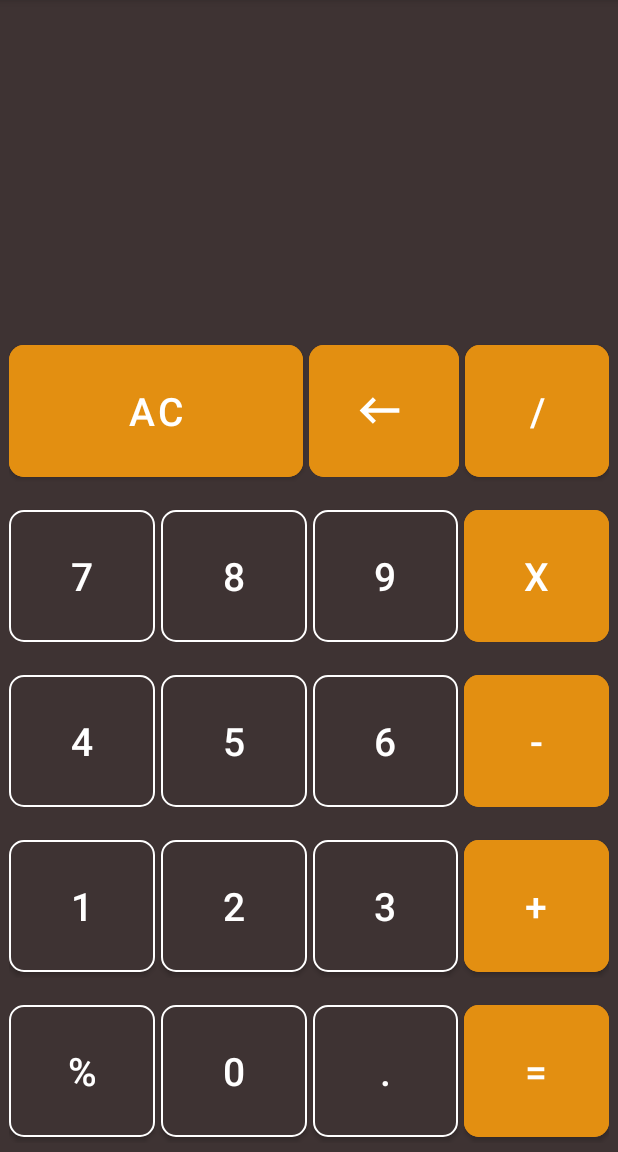
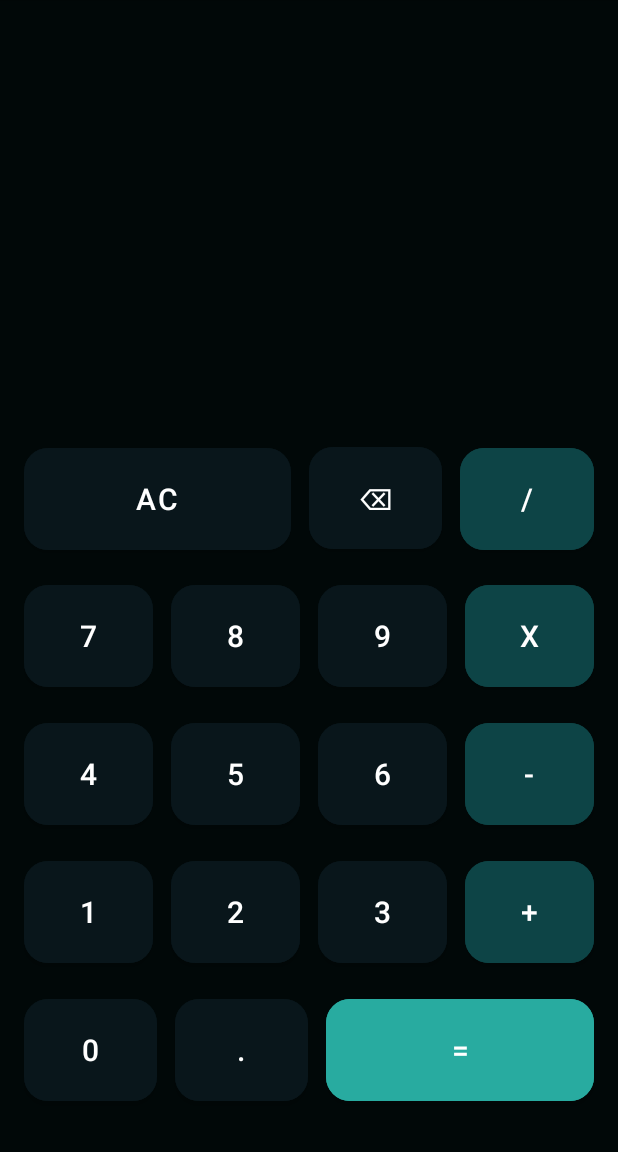
Before and after one commit to Saffron-codes/oibsip, an Android app: the screen it shows after launch (MainActivity), on a phone screen of 412 x 824 dp, the part 84-1236 px from its top. Run offline under Robolectric (Android 15) with nearby library versions, the phone set to English and light mode, and no system bars.

Commit message:
Completed Calculator

```diff
--- a/Calculator/app/src/main/java/com/sddev/calculator/MainActivity.java
+++ b/Calculator/app/src/main/java/com/sddev/calculator/MainActivity.java
@@ -7,64 +7,78 @@ import android.view.View;
 import android.widget.Button;
 import android.widget.TextView;
 
+
 public class MainActivity extends AppCompatActivity {
-    String calc = "";
-    TextView calcTV;
+    String calc = "",calculations = "";
+    TextView calcTV,resultsTV;
     double firstNum,secondNum,result = 0;
     char operator = ' ';
+    boolean canAddOperator = false;
     @Override
     protected void onCreate(Bundle savedInstanceState) {
         super.onCreate(savedInstanceState);
         setContentView(R.layout.activity_main);
-        calcTV = findViewById(R.id.calcTV);
+        calcTV = findViewById(R.id.calculationTV);
+        resultsTV = findViewById(R.id.resultsTV);
     }
 
     public void clearCalc(View view){
         calc = "";
-        calcTV.setText(calc);
+        calculations = calc;
+        calcTV.setText(calculations);
+        resultsTV.setText("");
     }
 
     public void numClicked(View view) {
         Button button = (Button) view;
         calc = calc.concat(button.getText().toString());
-        calcTV.setText(calc);
+        calculations = calculations.concat(button.getText().toString());
+        calcTV.setText(calculations);
+        canAddOperator = true;
     }
 
     public void operatorClicked(View view) {
         Button button = (Button) view;
-        operator = button.getText().charAt(0);
-        firstNum = Double.parseDouble(calc);
-        calc = "";
-        calcTV.setText(button.getText());
-        //calcTV.setText();
+        if(canAddOperator){
+            operator = button.getText().charAt(0);
+            firstNum = Double.parseDouble(calc);
+            calc = calc.concat(button.getText().toString());
+            calculations = calc;
+            calcTV.setText(calculations);
+            canAddOperator = false;
+            calc = "";
+        }
     }
 
     public void equalClicked(View view){
         secondNum = Double.parseDouble(calc);
+
         switch (operator){
             case '+':
                 result = firstNum + secondNum;
-                calcTV.setText(String.valueOf(result));
+                resultsTV.setText(String.valueOf(result));
                 break;
             case '-':
                 result = firstNum - secondNum;
-                calcTV.setText(String.valueOf(result));
+                resultsTV.setText(String.valueOf(result));
                 break;
             case '/':
                 result = firstNum / secondNum;
-                calcTV.setText(String.valueOf(result));
+                resultsTV.setText(String.valueOf(result));
                 break;
-            case 'X':
+            case 'x':
                 result = firstNum * secondNum;
-                calcTV.setText(String.valueOf(result));
-                break;
-            default:
+                resultsTV.setText(String.valueOf(result));
                 break;
         }
+
     }
 
     public void removeClicked(View view) {
-        calc = calc.substring(0,calc.length()-1);
-        calcTV.setText(calc);
+        if(!calc.isEmpty()) {
+            calc = calc.substring(0, calc.length() - 1);
+            calculations = calc;
+            calcTV.setText(calculations);
+        }
     }
 }
--- a/Calculator/app/src/main/res/layout/activity_main.xml
+++ b/Calculator/app/src/main/res/layout/activity_main.xml
@@ -2,314 +2,326 @@
 <LinearLayout xmlns:android="http://schemas.android.com/apk/res/android"
     xmlns:app="http://schemas.android.com/apk/res-auto"
     xmlns:tools="http://schemas.android.com/tools"
+    android:orientation="vertical"
     android:layout_width="match_parent"
     android:layout_height="match_parent"
-    android:orientation="vertical"
-    android:background="@color/black_grad"
-    tools:context=".MainActivity" >
-    <View
-        android:layout_width="wrap_content"
+    android:padding="16dp"
+    android:background="@color/bg"
+    tools:context=".MainActivity">
+
+
+
+    <androidx.constraintlayout.widget.ConstraintLayout
+        android:layout_width="match_parent"
         android:layout_height="0dp"
-        android:layout_weight="1"/>
-    <TextView
-        android:id="@+id/calcTV"
-        android:layout_width="match_parent"
-        android:text=""
-        android:textSize="45sp"
-        android:textStyle="bold"
-        android:textAlignment="textEnd"
-        android:layout_height="wrap_content"
-        android:layout_marginTop="100dp"
-        android:layout_marginBottom="0dp"
-        android:paddingRight="4dp"/>
+        android:layout_weight="3"
+        android:padding="16dp"
+        android:orientation="vertical">
+
+        <TextView
+            android:id="@+id/calculationTV"
+            android:layout_width="match_parent"
+            android:layout_height="wrap_content"
+            android:layout_marginTop="44dp"
+            android:text=""
+            android:textAlignment="textEnd"
+            android:textColor="@color/white"
+            android:textSize="24sp"
+            app:layout_constraintTop_toTopOf="parent"
+            tools:layout_editor_absoluteX="16dp" />
+
+        <TextView
+            android:id="@+id/resultsTV"
+            android:layout_width="match_parent"
+            android:layout_height="wrap_content"
+            android:layout_marginTop="36dp"
+            android:text=""
+            android:textAlignment="textEnd"
+            android:textColor="@color/white"
+            android:textSize="60sp"
+            app:layout_constraintTop_toBottomOf="@+id/calculationTV" />
+    </androidx.constraintlayout.widget.ConstraintLayout>
+
     <LinearLayout
         android:layout_width="match_parent"
-        android:layout_height="110dp"
-        android:padding="6dp"
-        android:orientation="horizontal">
+        android:layout_height="0dp"
+        android:layout_weight="1"
+        android:orientation="horizontal"
+
+        >
+
         <Button
-            android:id="@+id/btnAC"
-            android:layout_width="200dp"
-            android:layout_height="100dp"
+            android:id="@+id/btnClear"
+            android:layout_width="0dp"
+            android:layout_height="80dp"
+            android:layout_marginEnd="12dp"
+            android:layout_weight="2"
+            android:backgroundTint="@color/grey_variant"
+            android:onClick="clearCalc"
+            android:text="AC"
+            android:textColor="@color/white"
+            android:textSize="20sp"
+            app:cornerRadius="16dp" />
+
+        <Button
+            android:id="@+id/btnBackspace"
+            android:layout_width="0dp"
+            android:layout_height="80dp"
             android:layout_weight="1"
-            android:textSize="26sp"
-            android:layout_marginEnd="4dp"
-            android:backgroundTint="@color/orange"
+            app:cornerRadius="16dp"
+            android:text="⌫"
+            android:backgroundTint="@color/grey_variant"
             android:textColor="@color/white"
-            app:cornerRadius="10dp"
-            android:text="AC"
-            android:onClick="clearCalc"/>
-        <Button
-            android:layout_width="100dp"
-            android:layout_height="100dp"
-            android:text=""
-            android:textSize="26sp"
-            app:cornerRadius="10dp"
-            android:drawableEnd="@drawable/keyboard_backspace"
-            android:backgroundTint="@color/orange"
-            android:drawablePadding="16dp"
-            android:layout_marginEnd="4dp"
-            android:paddingStart="0dp"
-            android:paddingEnd="35dp"
+            android:textSize="20sp"
+            android:layout_marginEnd="12dp"
             android:onClick="removeClicked"/>
 
         <Button
-            android:id="@+id/button4"
-            android:layout_width="100dp"
-            android:layout_height="100dp"
+            android:id="@+id/btnDivide"
+            android:layout_width="0dp"
+            android:layout_height="80dp"
             android:layout_weight="1"
-            android:textSize="26sp"
-            android:backgroundTint="@color/orange"
+            app:cornerRadius="16dp"
+            android:text="/"
+            android:backgroundTint="@color/dark_grey"
             android:textColor="@color/white"
-            app:cornerRadius="10dp"
-            android:text="/"
-            android:onClick="operatorClicked"/>
+            android:textSize="20sp"
+            android:onClick="operatorClicked"
+            />
+
+
+
     </LinearLayout>
 
     <LinearLayout
         android:layout_width="match_parent"
-        android:layout_height="110dp"
-        android:padding="6dp"
-        android:orientation="horizontal">
+        android:layout_height="0dp"
+        android:layout_weight="1"
+        android:orientation="horizontal"
+        >
+
         <Button
-            android:id="@+id/btn7"
-            android:layout_width="100dp"
-            android:layout_height="100dp"
+            android:id="@+id/btnSeven"
+            android:layout_width="0dp"
+            android:layout_height="80dp"
             android:layout_weight="1"
-            android:textSize="26sp"
-            android:layout_marginEnd="4dp"
-            android:backgroundTint="@color/black_grad"
+            app:cornerRadius="16dp"
+            android:text="7"
+            android:backgroundTint="@color/grey_variant"
             android:textColor="@color/white"
-            app:strokeColor="@color/white"
-            app:strokeWidth="1dp"
-            app:cornerRadius="10dp"
-            android:text="7"
+            android:textSize="20sp"
+            android:layout_marginEnd="12dp"
+            android:onClick="numClicked"
+            />
+
+        <Button
+            android:id="@+id/btnEight"
+            android:layout_width="0dp"
+            android:layout_height="80dp"
+            android:layout_weight="1"
+            app:cornerRadius="16dp"
+            android:text="8"
+            android:backgroundTint="@color/grey_variant"
+            android:textColor="@color/white"
+            android:textSize="20sp"
+            android:layout_marginEnd="12dp"
             android:onClick="numClicked"/>
 
         <Button
-            android:id="@+id/btn8"
-            android:layout_width="100dp"
-            android:layout_height="100dp"
+            android:id="@+id/btnNine"
+            android:layout_width="0dp"
+            android:layout_height="80dp"
             android:layout_weight="1"
-            android:textSize="26sp"
-            android:layout_marginEnd="4dp"
-            android:backgroundTint="@color/black_grad"
+            app:cornerRadius="16dp"
+            android:text="9"
+            android:backgroundTint="@color/grey_variant"
             android:textColor="@color/white"
-            app:strokeColor="@color/white"
-            app:strokeWidth="1dp"
-            app:cornerRadius="10dp"
-            android:text="8"
-            android:onClick="numClicked"/>
+            android:textSize="20sp"
+            android:layout_marginEnd="12dp"
+            android:onClick="numClicked"
+            />
+
 
         <Button
-            android:id="@+id/btn9"
-            android:layout_width="100dp"
-            android:layout_height="100dp"
+            android:id="@+id/btnMultiply"
+            android:layout_width="0dp"
+            android:layout_height="80dp"
             android:layout_weight="1"
-            android:textSize="26sp"
-            android:layout_marginEnd="4dp"
-            android:backgroundTint="@color/black_grad"
+            android:backgroundTint="@color/dark_grey"
+            android:onClick="operatorClicked"
+            android:text="x"
             android:textColor="@color/white"
-            app:strokeColor="@color/white"
-            app:strokeWidth="1dp"
-            app:cornerRadius="10dp"
-            android:text="9"
-            android:onClick="numClicked"/>
-        <Button
-            android:id="@+id/btnX"
-            android:layout_width="100dp"
-            android:layout_height="100dp"
-            android:layout_weight="1"
-            android:textSize="26sp"
-            android:backgroundTint="@color/orange"
-            android:textColor="@color/white"
-            app:cornerRadius="10dp"
-            android:text="X"
-            android:onClick="operatorClicked"/>
+            android:textSize="20sp"
+            app:cornerRadius="16dp" />
+
     </LinearLayout>
 
     <LinearLayout
         android:layout_width="match_parent"
-        android:layout_height="110dp"
-        android:padding="6dp"
-        android:orientation="horizontal">
+        android:layout_height="0dp"
+        android:layout_weight="1"
+        android:orientation="horizontal"
+        >
+
         <Button
-            android:id="@+id/btn4"
-            android:layout_width="100dp"
-            android:layout_height="100dp"
+            android:id="@+id/btnFour"
+            android:layout_width="0dp"
+            android:layout_height="80dp"
             android:layout_weight="1"
-            android:textSize="26sp"
-            android:layout_marginEnd="4dp"
-            android:backgroundTint="@color/black_grad"
+            app:cornerRadius="16dp"
+            android:text="4"
+            android:backgroundTint="@color/grey_variant"
             android:textColor="@color/white"
-            app:strokeColor="@color/white"
-            app:strokeWidth="1dp"
-            app:cornerRadius="10dp"
-            android:text="4"
+            android:textSize="20sp"
+            android:layout_marginEnd="12dp"
+            android:onClick="numClicked"
+            />
+
+        <Button
+            android:id="@+id/btnFive"
+            android:layout_width="0dp"
+            android:layout_height="80dp"
+            android:layout_weight="1"
+            app:cornerRadius="16dp"
+            android:text="5"
+            android:backgroundTint="@color/grey_variant"
+            android:textColor="@color/white"
+            android:textSize="20sp"
+            android:layout_marginEnd="12dp"
             android:onClick="numClicked"/>
 
         <Button
-            android:id="@+id/btn5"
-            android:layout_width="100dp"
-            android:layout_height="100dp"
+            android:id="@+id/btnSix"
+            android:layout_width="0dp"
+            android:layout_height="80dp"
             android:layout_weight="1"
-            android:textSize="26sp"
-            android:layout_marginEnd="4dp"
-            android:backgroundTint="@color/black_grad"
+            app:cornerRadius="16dp"
+            android:text="6"
+            android:backgroundTint="@color/grey_variant"
             android:textColor="@color/white"
-            app:strokeColor="@color/white"
-            app:strokeWidth="1dp"
-            app:cornerRadius="10dp"
-            android:text="5"
+            android:textSize="20sp"
+            android:layout_marginEnd="12dp"
             android:onClick="numClicked"/>
 
         <Button
-            android:id="@+id/btn6"
-            android:layout_width="100dp"
-            android:layout_height="100dp"
+            android:id="@+id/btnSubtract"
+            android:layout_width="0dp"
+            android:layout_height="80dp"
             android:layout_weight="1"
-            android:textSize="26sp"
-            android:layout_marginEnd="4dp"
-            android:backgroundTint="@color/black_grad"
+            app:cornerRadius="16dp"
+            android:text="-"
+            android:backgroundTint="@color/dark_grey"
             android:textColor="@color/white"
-            app:strokeColor="@color/white"
-            app:strokeWidth="1dp"
-            app:cornerRadius="10dp"
-            android:text="6"
-            android:onClick="numClicked"/>
-        <Button
-            android:id="@+id/btnSub"
-            android:layout_width="100dp"
-            android:layout_height="100dp"
-            android:layout_weight="1"
-            android:textSize="26sp"
-            android:backgroundTint="@color/orange"
-            android:textColor="@color/white"
-            app:cornerRadius="10dp"
-            android:text="-"
+            android:textSize="20sp"
             android:onClick="operatorClicked"/>
+
     </LinearLayout>
 
     <LinearLayout
         android:layout_width="match_parent"
-        android:layout_height="110dp"
-        android:padding="6dp"
-        android:orientation="horizontal">
+        android:layout_height="0dp"
+        android:layout_weight="1"
+        android:orientation="horizontal"
+        >
+
         <Button
-            android:id="@+id/btn1"
-            android:layout_width="100dp"
-            android:layout_height="100dp"
+            android:id="@+id/btnOne"
+            android:layout_width="0dp"
+            android:layout_height="80dp"
             android:layout_weight="1"
-            android:textSize="26sp"
-            android:layout_marginEnd="4dp"
-            android:backgroundTint="@color/black_grad"
+            app:cornerRadius="16dp"
+            android:text="1"
+            android:backgroundTint="@color/grey_variant"
             android:textColor="@color/white"
-            app:strokeColor="@color/white"
-            app:strokeWidth="1dp"
-            app:cornerRadius="10dp"
-            android:text="1"
+            android:textSize="20sp"
+            android:layout_marginEnd="12dp"
             android:onClick="numClicked"/>
 
         <Button
-            android:id="@+id/btn2"
-            android:layout_width="100dp"
-            android:layout_height="100dp"
+            android:id="@+id/btnTwo"
+            android:layout_width="0dp"
+            android:layout_height="80dp"
             android:layout_weight="1"
-            android:textSize="26sp"
-            android:layout_marginEnd="4dp"
-            android:backgroundTint="@color/black_grad"
+            app:cornerRadius="16dp"
+            android:text="2"
+            android:backgroundTint="@color/grey_variant"
             android:textColor="@color/white"
-            app:strokeColor="@color/white"
-            app:strokeWidth="1dp"
-            app:cornerRadius="10dp"
-            android:text="2"
+            android:textSize="20sp"
+            android:layout_marginEnd="12dp"
             android:onClick="numClicked"/>
 
         <Button
-            android:id="@+id/btn3"
-            android:layout_width="100dp"
-            android:layout_height="100dp"
+            android:id="@+id/btnThree"
+            android:layout_width="0dp"
+            android:layout_height="80dp"
             android:layout_weight="1"
-            android:textSize="26sp"
-            android:layout_marginEnd="4dp"
-            android:backgroundTint="@color/black_grad"
+            app:cornerRadius="16dp"
+            android:text="3"
+            android:backgroundTint="@color/grey_variant"
             android:textColor="@color/white"
-            app:strokeColor="@color/white"
-            app:strokeWidth="1dp"
-            app:cornerRadius="10dp"
-            android:text="3"
+            android:textSize="20sp"
+            android:layout_marginEnd="12dp"
             android:onClick="numClicked"/>
+
         <Button
             android:id="@+id/btnAdd"
-            android:layout_width="100dp"
-            android:layout_height="100dp"
+            android:layout_width="0dp"
+            android:layout_height="80dp"
             android:layout_weight="1"
-            android:textSize="26sp"
-            android:backgroundTint="@color/orange"
+            android:backgroundTint="@color/dark_grey"
+            android:text="+"
             android:textColor="@color/white"
-            app:cornerRadius="10dp"
-            android:text="+"
+            android:textSize="20sp"
+            app:cornerRadius="16dp"
             android:onClick="operatorClicked"/>
+
+
     </LinearLayout>
 
     <LinearLayout
         android:layout_width="match_parent"
-        android:layout_height="110dp"
-        android:padding="6dp"
-        android:orientation="horizontal">
+        android:layout_height="0dp"
+        android:layout_weight="1">
         <Button
-            android:id="@+id/button"
-            android:layout_width="100dp"
-            android:layout_height="100dp"
+            android:id="@+id/btnZero"
+            android:layout_width="0dp"
+            android:layout_height="80dp"
             android:layout_weight="1"
-            android:textSize="26sp"
-            android:layout_marginEnd="4dp"
-            android:backgroundTint="@color/black_grad"
+            app:cornerRadius="16dp"
+            android:text="0"
+            android:backgroundTint="@color/grey_variant"
             android:textColor="@color/white"
-            app:strokeColor="@color/white"
-            app:strokeWidth="1dp"
-            app:cornerRadius="10dp"
-            android:text="%" />
-        <Button
-            android:id="@+id/btn0"
-            android:layout_width="100dp"
-            android:layout_height="100dp"
-            android:layout_weight="1"
-            android:textSize="26sp"
-            android:layout_marginEnd="4dp"
-            android:backgroundTint="@color/black_grad"
-            android:textColor="@color/white"
-            app:strokeColor="@color/white"
-            app:strokeWidth="1dp"
-            app:cornerRadius="10dp"
-            android:text="0"
+            android:textSize="20sp"
+            android:layout_marginEnd="12dp"
             android:onClick="numClicked"/>
 
         <Button
-            android:id="@+id/btnPoint"
-            android:layout_width="100dp"
-            android:layout_height="100dp"
+            android:id="@+id/btnDecimal"
+            android:layout_width="0dp"
+            android:layout_height="80dp"
+            android:layout_marginEnd="12dp"
             android:layout_weight="1"
-            android:textSize="26sp"
-            android:layout_marginEnd="4dp"
-            android:backgroundTint="@color/black_grad"
+            android:backgroundTint="@color/grey_variant"
+            android:onClick="numClicked"
+            android:text="."
             android:textColor="@color/white"
-            app:strokeColor="@color/white"
-            app:strokeWidth="1dp"
-            app:cornerRadius="10dp"
-            android:text="."
-            android:onClick="numClicked"/>
+            android:textSize="20sp"
+            app:cornerRadius="16dp" />
 
         <Button
-            android:id="@+id/btnEqual"
-            android:layout_width="100dp"
-            android:layout_height="100dp"
-            android:layout_weight="1"
-            android:textSize="26sp"
-            android:backgroundTint="@color/orange"
+            android:id="@+id/btnEquals"
+            android:layout_width="0dp"
+            android:layout_height="80dp"
+            android:layout_weight="2"
+            app:cornerRadius="16dp"
+            android:text="="
+            android:backgroundTint="@color/eq_color"
             android:textColor="@color/white"
-            app:cornerRadius="10dp"
-            android:text="="
+            android:textSize="20sp"
             android:onClick="equalClicked"/>
     </LinearLayout>
+
+
+
+
 </LinearLayout>
--- a/Calculator/app/src/main/res/values-night/themes.xml
+++ b/Calculator/app/src/main/res/values-night/themes.xml
@@ -10,7 +10,7 @@
         <item name="colorSecondaryVariant">@color/teal_200</item>
         <item name="colorOnSecondary">@color/black</item>
         <!-- Status bar color. -->
-        <item name="android:statusBarColor">?attr/colorPrimaryVariant</item>
+        <item name="android:statusBarColor">@color/bg</item>
         <!-- Customize your theme here. -->
     </style>
 
--- a/Calculator/app/src/main/res/values/colors.xml
+++ b/Calculator/app/src/main/res/values/colors.xml
@@ -9,4 +9,9 @@
     <color name="white">#FFFFFFFF</color>
     <color name="orange">#E38F11</color>
     <color name="black_grad">#3E3333</color>
+
+    <color name="dark_grey">#0D4446</color>
+    <color name="eq_color">#28ABA0</color>
+    <color name="grey_variant">#09161B</color>
+    <color name="bg">#010808</color>
 </resources>
```
